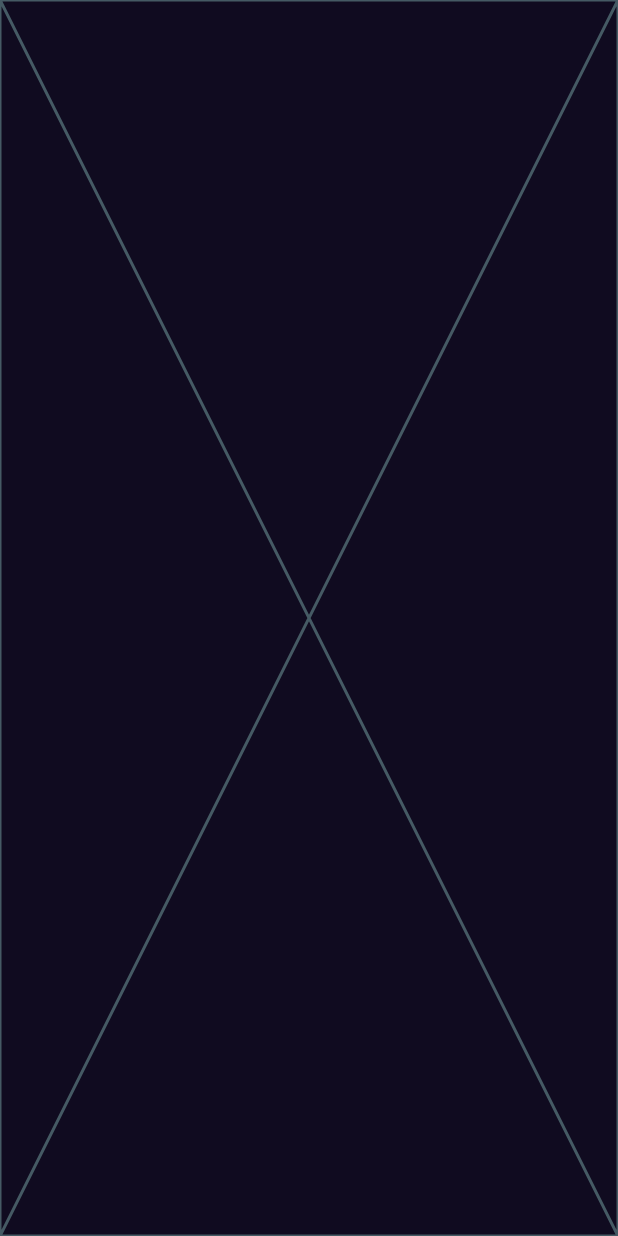
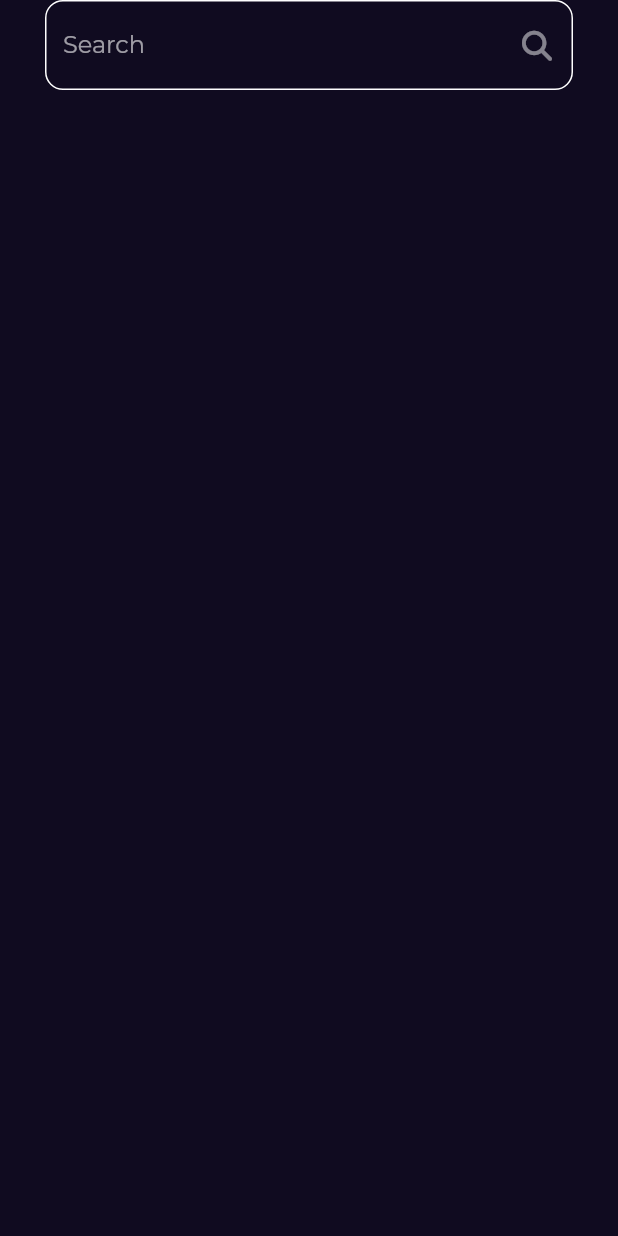
Before and after one commit to kareemmuhamedd/Bookly_App, a Flutter app: the SearchScreen screen opened by its route, on a phone screen of 412 x 824 dp. Run offline on Flutter 3.47's test engine with Material 2 defaults, Android fonts, the phone set to English and light mode, and no system bars; our stand-ins replace font_awesome_flutter, go_router, google_fonts.

Commit message:
create custom search text field

```diff
--- a/lib/features/home_feature/presetation/views/widgets/custom_app_bar.dart
+++ b/lib/features/home_feature/presetation/views/widgets/custom_app_bar.dart
@@ -1,5 +1,7 @@
+import 'package:bookly_app/features/search_feature/presentation/views/search_screen.dart';
 import 'package:flutter/material.dart';
 import 'package:font_awesome_flutter/font_awesome_flutter.dart';
+import 'package:go_router/go_router.dart';
 
 import '../../../../../core/utils/assets.dart';
 
@@ -18,10 +20,12 @@ class CustomAppBar extends StatelessWidget {
             height: 20,
           ),
           IconButton(
-            onPressed: () {},
+            onPressed: () {
+              GoRouter.of(context).push(SearchScreen.routeName);
+            },
             icon: const Icon(
               FontAwesomeIcons.magnifyingGlass,
-              size: 22,
+              size: 20,
             ),
           )
         ],
--- /dev/null
+++ b/lib/features/search_feature/presentation/views/widgets/custom_search_text_field.dart
@@ -0,0 +1,31 @@
+import 'package:flutter/material.dart';
+import 'package:font_awesome_flutter/font_awesome_flutter.dart';
+class CustomSearchTextField extends StatelessWidget {
+  const CustomSearchTextField({Key? key}) : super(key: key);
+
+  @override
+  Widget build(BuildContext context) {
+    return  TextField(
+      decoration: InputDecoration(
+        enabledBorder: buildOutlineInputBorder(),
+        focusedBorder: buildOutlineInputBorder(),
+        hintText: 'Search',
+        suffixIcon: const Opacity(
+          opacity: 0.7,
+          child: Icon(
+            FontAwesomeIcons.magnifyingGlass,
+            size: 20,
+          ),
+        ),
+
+      ),
+    );
+  }
+
+  OutlineInputBorder buildOutlineInputBorder() {
+    return OutlineInputBorder(
+        borderRadius: BorderRadius.circular(12),
+        borderSide: const BorderSide(color: Colors.white)
+    );
+  }
+}
--- a/lib/features/search_feature/presentation/views/widgets/search_screen_body.dart
+++ b/lib/features/search_feature/presentation/views/widgets/search_screen_body.dart
@@ -1,9 +1,20 @@
 import 'package:flutter/material.dart';
+import 'package:font_awesome_flutter/font_awesome_flutter.dart';
+
+import 'custom_search_text_field.dart';
+
 class SearchScreenBody extends StatelessWidget {
   const SearchScreenBody({Key? key}) : super(key: key);
 
   @override
   Widget build(BuildContext context) {
-    return const Placeholder();
+    return const Padding(
+      padding: EdgeInsets.symmetric(horizontal: 30),
+      child: Column(
+        children: [
+          CustomSearchTextField(),
+        ],
+      ),
+    );
   }
 }
```
